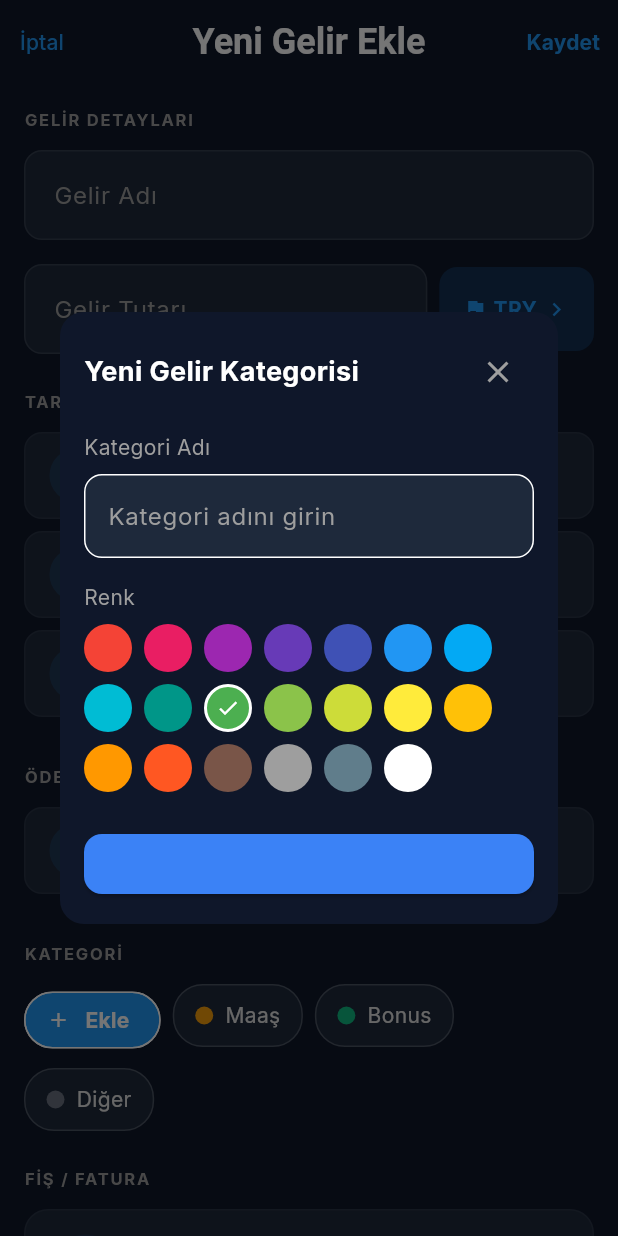
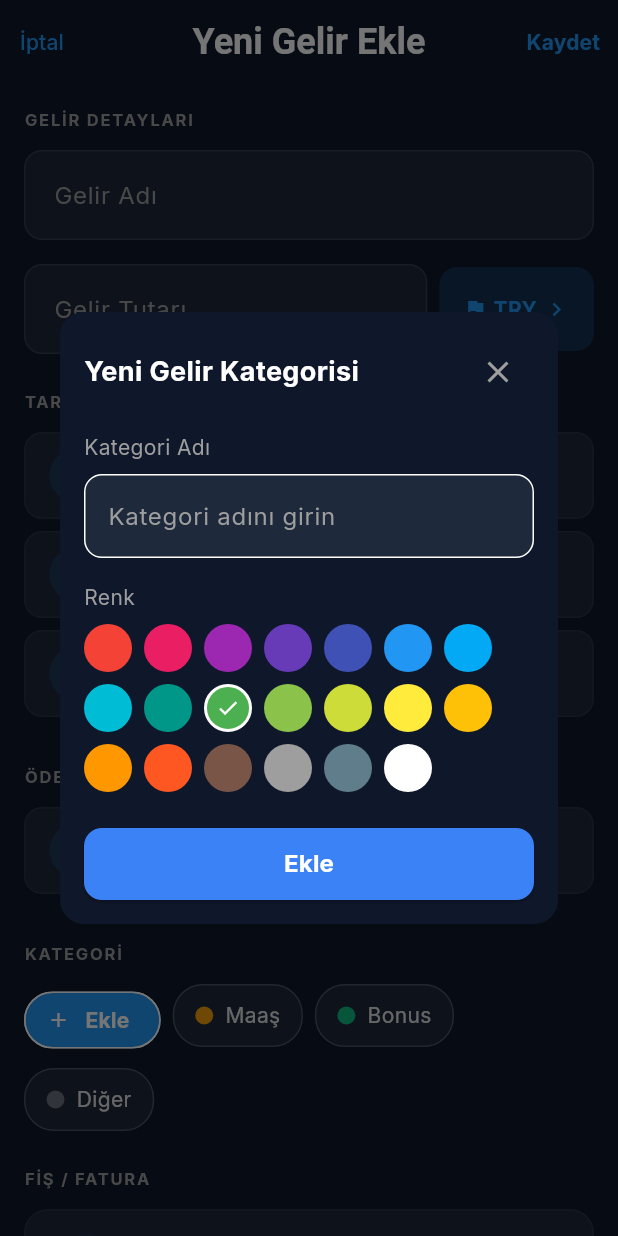
Before and after one commit to rks020/O-uz-dedinmi, a Flutter app: the AddIncomeScreen screen opened directly with empty values, after a tap on "Ekle", on a phone screen of 412 x 824 dp. Run offline on Flutter 3.47's test engine with Material 3 defaults, Android fonts, the phone set to English and light mode, and no system bars; our stand-ins replace firebase_auth, firebase_core, firebase_database, fl_chart, flutter_local_notifications, flutter_riverpod and 4 more; accounts and stored records are empty.

Commit message:
Add budget limit warnings, fix category sync issues, and refine status styling

```diff
--- a/lib/screens/add_income_screen.dart
+++ b/lib/screens/add_income_screen.dart
@@ -14,13 +14,11 @@ import 'package:image_picker/image_picker.dart'; // Added for transactionsContro
 
 class AddIncomeScreen extends ConsumerStatefulWidget { // Changed to ConsumerStatefulWidget
   final Function(Transaction) onAdd;
-  final List<AppCategory> categories;
   final Function() onAddCategory;
 
   const AddIncomeScreen({
     super.key,
     required this.onAdd,
-    required this.categories,
     required this.onAddCategory,
   });
 
@@ -91,9 +89,13 @@ class _AddIncomeScreenState extends ConsumerState<AddIncomeScreen> { // Changed
 
   @override
   Widget build(BuildContext context) {
+    final categoriesAsync = ref.watch(categoriesProvider);
+    final dbCategories = categoriesAsync.asData?.value ?? [];
+    final incomeCategories = dbCategories.where((c) => c.type == CategoryType.income || c.type == CategoryType.both).toList();
+
     // Combine existing categories with defaults if they are missing (Deduplicated)
     final Map<String, AppCategory> unique = {};
-    final all = [...widget.categories, ..._defaultIncomeCategories];
+    final all = [...incomeCategories, ..._defaultIncomeCategories];
     for (var cat in all) {
       final key = cat.name.toLowerCase().trim();
       if (!unique.containsKey(key)) {
@@ -121,7 +123,7 @@ class _AddIncomeScreenState extends ConsumerState<AddIncomeScreen> { // Changed
                 // Check if selected category needs creation in database
                 if (_selectedCategoryId != null) {
                   final selectedCat = displayCategories.firstWhere((c) => c.id == _selectedCategoryId);
-                  final alreadyInDb = widget.categories.any((c) => c.id == selectedCat.id);
+                  final alreadyInDb = incomeCategories.any((c) => c.id == selectedCat.id);
                   if (!alreadyInDb) {
                      ref.read(transactionsControllerProvider).addCategory(selectedCat);
                   }
--- a/lib/screens/home_screen.dart
+++ b/lib/screens/home_screen.dart
@@ -42,7 +42,6 @@ class _HomeScreenState extends ConsumerState<HomeScreen> {
         context,
         MaterialPageRoute(
           builder: (context) => AddExpenseScreen(
-            categories: categories.where((c) => c.type == CategoryType.expense || c.type == CategoryType.both).toList(),
             onAdd: (txn) async {
               await ref.read(transactionsControllerProvider).addTransaction(txn);
               if (context.mounted) {
--- a/lib/screens/income_screen.dart
+++ b/lib/screens/income_screen.dart
@@ -76,7 +76,6 @@ class IncomeScreen extends ConsumerWidget {
                   context,
                   MaterialPageRoute(
                     builder: (context) => AddIncomeScreen(
-                      categories: categories.where((c) => c.type == CategoryType.income || c.type == CategoryType.both).toList(),
                       onAdd: (txn) {
                         ref.read(transactionsControllerProvider).addTransaction(txn);
                         if (context.mounted) {
--- a/lib/widgets/add_category_dialog.dart
+++ b/lib/widgets/add_category_dialog.dart
@@ -140,9 +140,11 @@ class _AddCategoryDialogState extends State<AddCategoryDialog> {
                 },
                 style: ElevatedButton.styleFrom(
                   backgroundColor: AppTheme.primaryColor,
+                  foregroundColor: Colors.white,
+                  minimumSize: const Size(double.infinity, 48),
                   shape: RoundedRectangleBorder(borderRadius: BorderRadius.circular(12)),
                 ),
-                child: const Text('Ekle'),
+                child: const Text('Ekle', style: TextStyle(fontSize: 16, fontWeight: FontWeight.bold)),
               ),
             ],
           ),
```
Also changed, not shown: lib/screens/add_expense_screen.dart (+89 -6 lines), 2 other files.
